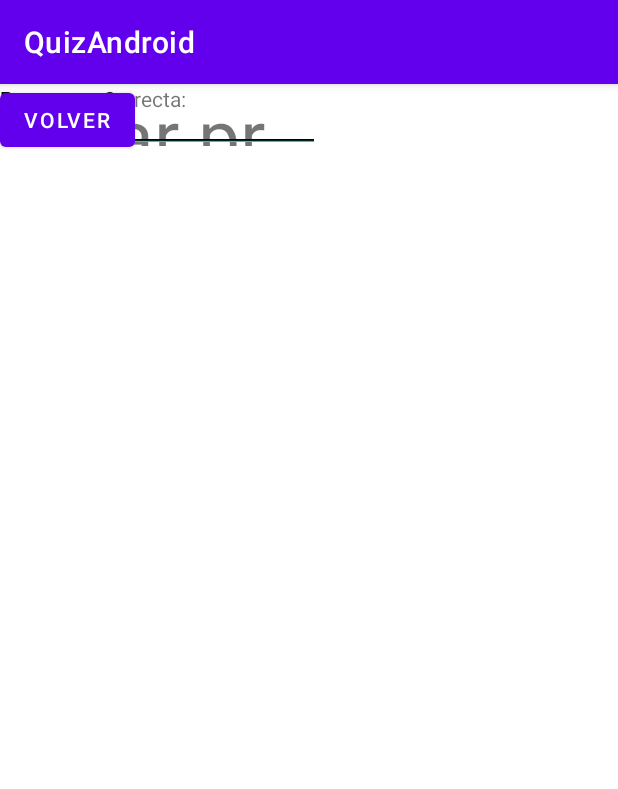
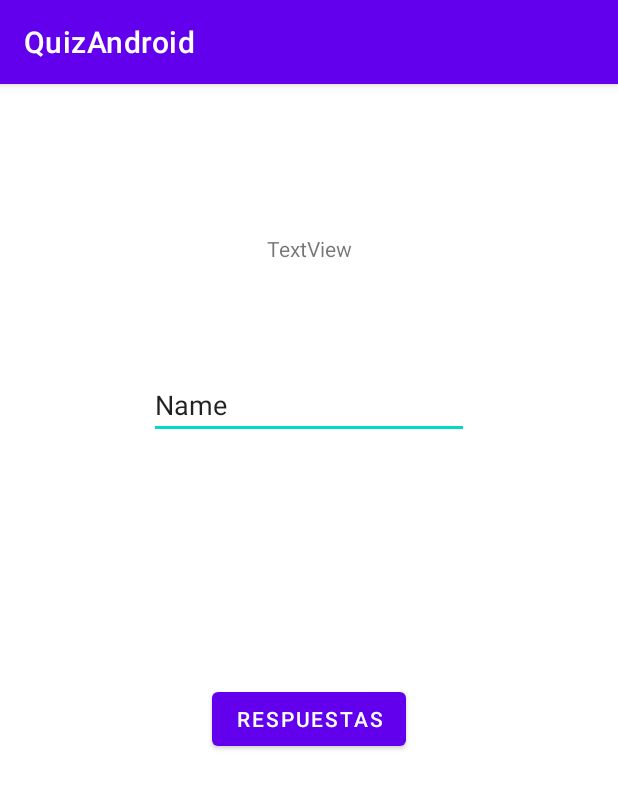
Before and after one commit to Ivanchi990/QuizzApp, an Android app: the ActivityPreguntas screen opened directly, with no data from a screen before it, after a tap on "add", on a phone screen of 412 x 824 dp. Shown: the top 789 px of the screen. Run offline under Robolectric (Android 15) with nearby library versions, the phone set to English and light mode, and no system bars.

Commit message:
Va fino2

```diff
--- a/app/src/main/java/com/example/quizandroid/ActivityPreguntas.kt
+++ b/app/src/main/java/com/example/quizandroid/ActivityPreguntas.kt
@@ -52,7 +52,7 @@ class ActivityPreguntas : AppCompatActivity()
 
     fun crearPregunta()
     {
-        intent = Intent(this, CrearPregunta::class.java)
+        intent = Intent(this, CrearTitulo::class.java)
 
         startActivity(intent)
     }
--- /dev/null
+++ b/app/src/main/java/com/example/quizandroid/CrearTitulo.kt
@@ -0,0 +1,40 @@
+package com.example.quizandroid
+
+import android.content.Intent
+import androidx.appcompat.app.AppCompatActivity
+import android.os.Bundle
+import android.view.View
+import android.widget.Button
+import android.widget.EditText
+import android.widget.Toast
+
+class CrearTitulo : AppCompatActivity()
+{
+    private lateinit var boton: Button
+
+    override fun onCreate(savedInstanceState: Bundle?)
+    {
+        super.onCreate(savedInstanceState)
+        setContentView(R.layout.activity_crear_titulo)
+
+        boton = findViewById(R.id.crearRes)
+    }
+
+    fun comprobarPregunta(view: View)
+    {
+        val texto = findViewById<EditText>(R.id.datoPregunta).text.toString()
+
+        if(texto != "")
+        {
+            intent = Intent(this, CrearPregunta::class.java).apply {
+                putExtra("preg", texto)
+            }
+
+            startActivity(intent)
+        }
+        else
+        {
+            Toast.makeText(this, "No puedes dejar ese campo vacio.", Toast.LENGTH_SHORT).show()
+        }
+    }
+}
--- a/app/src/main/res/layout/activity_crear_pregunta.xml
+++ b/app/src/main/res/layout/activity_crear_pregunta.xml
@@ -10,9 +10,12 @@
         android:id="@+id/cabecera"
         android:layout_width="194dp"
         android:layout_height="41dp"
+        android:layout_marginStart="108dp"
+        android:layout_marginEnd="109dp"
         android:text="Crear pregunta"
         android:textSize="75px"
-        tools:layout_editor_absoluteX="108dp"
+        app:layout_constraintEnd_toEndOf="parent"
+        app:layout_constraintStart_toStartOf="parent"
         tools:layout_editor_absoluteY="61dp" />
 
     <TextView
@@ -20,16 +23,8 @@
         android:layout_width="wrap_content"
         android:layout_height="wrap_content"
         android:text="Respuesta correcta:"
-        tools:layout_editor_absoluteX="6dp"
-        tools:layout_editor_absoluteY="297dp" />
-
-    <TextView
-        android:id="@+id/textPreg"
-        android:layout_width="wrap_content"
-        android:layout_height="wrap_content"
-        android:text="Pregunta"
-        tools:layout_editor_absoluteX="37dp"
-        tools:layout_editor_absoluteY="168dp" />
+        app:layout_constraintEnd_toStartOf="@+id/getRes4"
+        tools:layout_editor_absoluteY="367dp" />
 
     <TextView
         android:id="@+id/textRes1"
@@ -46,15 +41,15 @@
         android:ems="10"
         android:inputType="textPersonName"
         android:text="Name"
-        tools:layout_editor_absoluteX="140dp"
-        tools:layout_editor_absoluteY="366dp" />
+        app:layout_constraintTop_toBottomOf="@+id/getRes3"
+        tools:layout_editor_absoluteX="140dp" />
 
     <TextView
         android:id="@+id/textRes2"
         android:layout_width="wrap_content"
         android:layout_height="wrap_content"
         android:text="Respuesta 2:"
-        tools:layout_editor_absoluteX="43dp"
+        app:layout_constraintEnd_toStartOf="@+id/getRes2"
         tools:layout_editor_absoluteY="246dp" />
 
     <EditText
@@ -64,15 +59,15 @@
         android:ems="10"
         android:inputType="textPersonName"
         android:text="Name"
-        tools:layout_editor_absoluteX="132dp"
-        tools:layout_editor_absoluteY="277dp" />
+        app:layout_constraintTop_toBottomOf="@+id/getRes1"
+        tools:layout_editor_absoluteX="132dp" />
 
     <TextView
         android:id="@+id/textRes3"
         android:layout_width="wrap_content"
         android:layout_height="wrap_content"
         android:text="Respuesta 3:"
-        tools:layout_editor_absoluteX="45dp"
+        app:layout_constraintEnd_toStartOf="@+id/getRes3"
         tools:layout_editor_absoluteY="269dp" />
 
     <EditText
@@ -82,8 +77,8 @@
         android:ems="10"
         android:inputType="textPersonName"
         android:text="Name"
-        tools:layout_editor_absoluteX="134dp"
-        tools:layout_editor_absoluteY="322dp" />
+        app:layout_constraintTop_toBottomOf="@+id/getRes2"
+        tools:layout_editor_absoluteX="134dp" />
 
     <EditText
         android:id="@+id/getRes1"
@@ -93,17 +88,7 @@
         android:inputType="textPersonName"
         android:text="Name"
         tools:layout_editor_absoluteX="126dp"
-        tools:layout_editor_absoluteY="232dp" />
-
-    <EditText
-        android:id="@+id/getPreg"
-        android:layout_width="wrap_content"
-        android:layout_height="wrap_content"
-        android:ems="10"
-        android:inputType="textPersonName"
-        tools:layout_editor_absoluteX="118dp"
-        tools:layout_editor_absoluteY="154dp"
-        tools:text="Introduce tu nombre" />
+        tools:layout_editor_absoluteY="190dp" />
 
     <Button
         android:id="@+id/volver"
--- /dev/null
+++ b/app/src/main/res/layout/activity_crear_titulo.xml
@@ -0,0 +1,43 @@
+<?xml version="1.0" encoding="utf-8"?>
+<androidx.constraintlayout.widget.ConstraintLayout xmlns:android="http://schemas.android.com/apk/res/android"
+    xmlns:app="http://schemas.android.com/apk/res-auto"
+    xmlns:tools="http://schemas.android.com/tools"
+    android:layout_width="match_parent"
+    android:layout_height="match_parent"
+    tools:context=".CrearTitulo">
+
+    <TextView
+        android:id="@+id/enunciado"
+        android:layout_width="wrap_content"
+        android:layout_height="wrap_content"
+        android:layout_marginTop="100dp"
+        android:text="TextView"
+        app:layout_constraintEnd_toEndOf="parent"
+        app:layout_constraintStart_toStartOf="parent"
+        app:layout_constraintTop_toTopOf="parent" />
+
+    <Button
+        android:id="@+id/crearRes"
+        android:layout_width="wrap_content"
+        android:layout_height="wrap_content"
+        android:layout_marginTop="144dp"
+        android:layout_marginBottom="302dp"
+        android:text="Respuestas"
+        android:onClick="comprobarPregunta"
+        app:layout_constraintBottom_toBottomOf="parent"
+        app:layout_constraintEnd_toEndOf="parent"
+        app:layout_constraintStart_toStartOf="parent"
+        app:layout_constraintTop_toBottomOf="@+id/datoPregunta" />
+
+    <EditText
+        android:id="@+id/datoPregunta"
+        android:layout_width="wrap_content"
+        android:layout_height="wrap_content"
+        android:layout_marginTop="72dp"
+        android:ems="10"
+        android:inputType="textPersonName"
+        android:text="Name"
+        app:layout_constraintEnd_toEndOf="parent"
+        app:layout_constraintStart_toStartOf="parent"
+        app:layout_constraintTop_toBottomOf="@+id/enunciado" />
+</androidx.constraintlayout.widget.ConstraintLayout>
```
Also changed, not shown: app/src/main/AndroidManifest.xml (+7 -0 lines), app/src/main/java/com/example/quizandroid/CrearPregunta.kt (+5 -4 lines).
